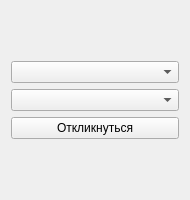
Old version of the form employeewindow.ui in the repository Ximeron/Kursova.
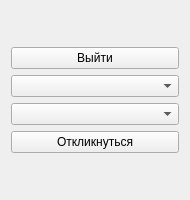
New version of the form. Icons and pictures are not drawn.

Patch:
```diff
--- a/employeewindow.ui
+++ b/employeewindow.ui
@@ -28,19 +28,30 @@
   <layout class="QGridLayout" name="gridLayout_2">
    <item row="0" column="0">
     <layout class="QGridLayout" name="gridLayout">
-     <item row="0" column="0">
-      <widget class="QComboBox" name="comboBoxEmployers"/>
-     </item>
      <item row="1" column="0">
-      <widget class="QComboBox" name="comboBoxVacancies"/>
+      <widget class="QComboBox" name="comboBoxEmployers"/>
      </item>
-     <item row="2" column="0">
+     <item row="3" column="0">
       <widget class="QPushButton" name="applyButton">
        <property name="text">
         <string>Откликнуться</string>
        </property>
       </widget>
      </item>
+     <item row="2" column="0">
+      <widget class="QComboBox" name="comboBoxVacancies"/>
+     </item>
+     <item row="0" column="0">
+      <widget class="QPushButton" name="exitButton">
+       <property name="text">
+        <string>Выйти</string>
+       </property>
+       <property name="icon">
+        <iconset resource="res.qrc">
+         <normaloff>:/icons/exit_right.svg</normaloff>:/icons/exit_right.svg</iconset>
+       </property>
+      </widget>
+     </item>
     </layout>
    </item>
   </layout>
```
Left out of the diff: 4 changed lines with no effect on the pictures.
